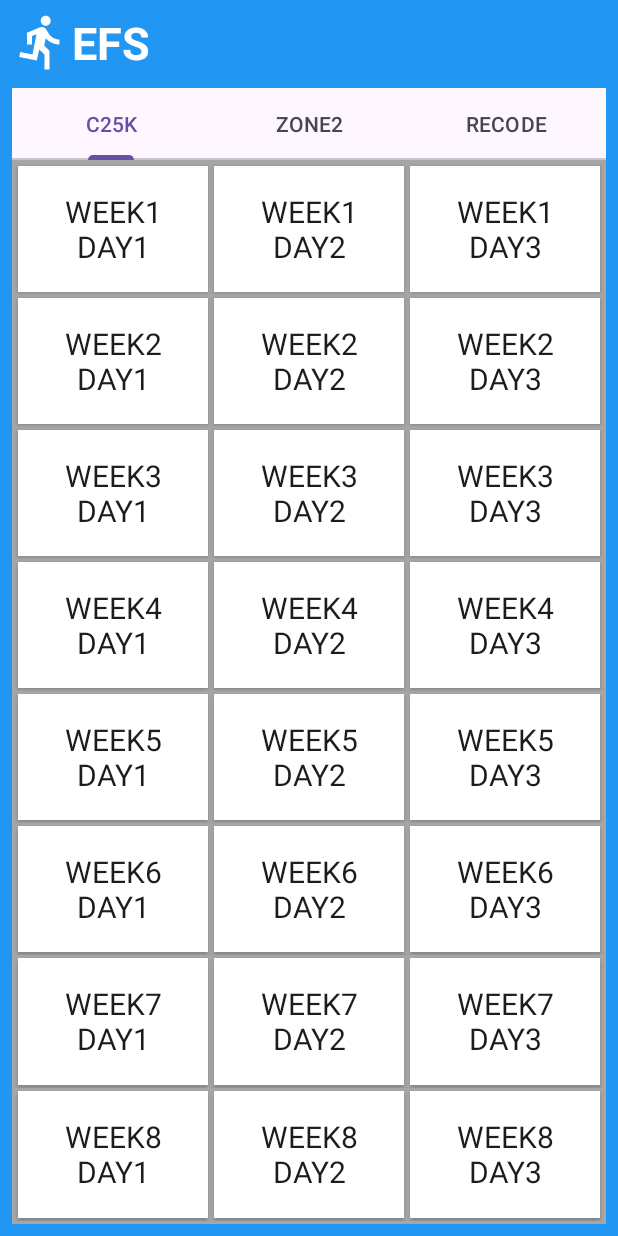
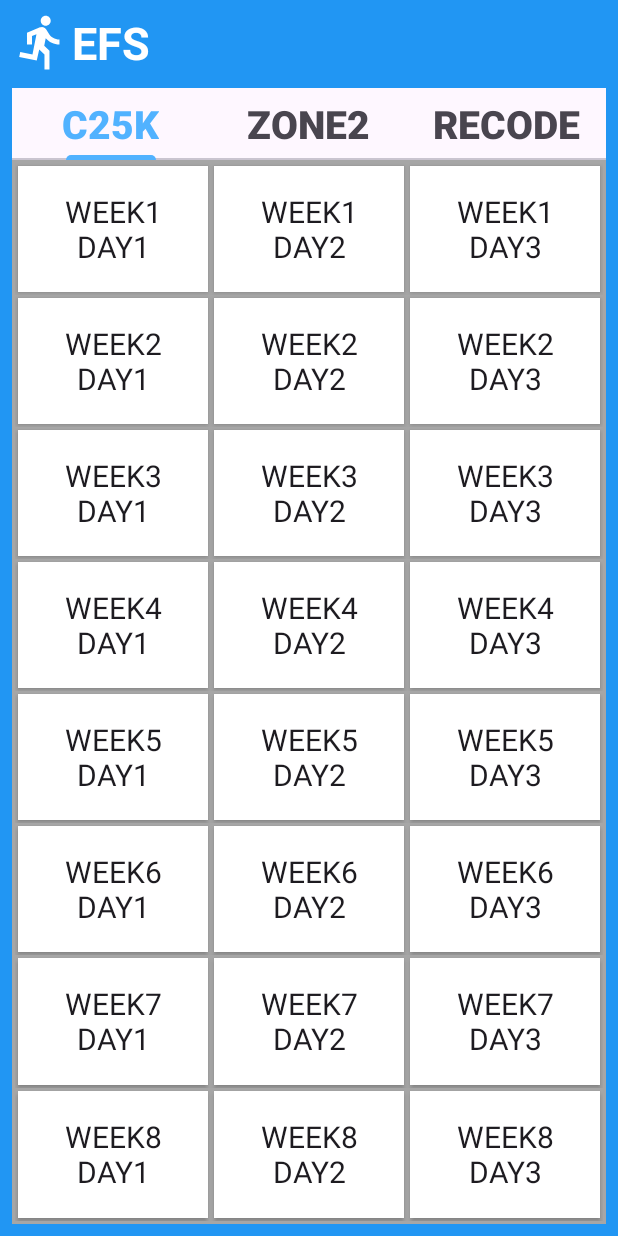
Before and after one commit to fe26min/EFS, an Android app: the screen it shows after launch (MainActivity), on a phone screen of 412 x 824 dp. Run offline under Robolectric (Android 15) with nearby library versions, the phone set to English and light mode, and no system bars.

Commit message:
feat : tab change
tabLayout text 크기 변경
tabLayout 선택 시 색깔 변경

```diff
--- a/EscapeFromSofa/app/src/main/java/com/fe26min/efs/C25KActivity.kt
+++ b/EscapeFromSofa/app/src/main/java/com/fe26min/efs/C25KActivity.kt
@@ -127,7 +127,8 @@ class C25KActivity : AppCompatActivity() {
     override fun onBackPressed() {
         if(timer == null)
             super.onBackPressed()
-        showFinishDialog("온동 기록이 종료가 됩니다")
+        else
+            showFinishDialog("온동 기록이 종료가 됩니다")
     }
     private fun initViews() {
         binding.stateTextView.text = thisDay.getJSONObject(0).get("state").toString()
--- /dev/null
+++ b/EscapeFromSofa/app/src/main/java/com/fe26min/efs/Zone2Activity.kt
@@ -0,0 +1,4 @@
+package com.fe26min.efs
+
+class Zone2Activity {
+}
--- a/EscapeFromSofa/app/src/main/res/layout/activity_main.xml
+++ b/EscapeFromSofa/app/src/main/res/layout/activity_main.xml
@@ -41,6 +41,9 @@
         android:layout_marginTop="10dp"
         android:layout_width="0dp"
         android:layout_height="wrap_content"
+        app:tabSelectedTextColor="#51B2FF"
+        app:tabIndicatorColor="#51B2FF"
+        app:tabTextAppearance="@style/tab_text"
         app:layout_constraintEnd_toEndOf="parent"
         app:layout_constraintStart_toStartOf="parent"
         app:layout_constraintTop_toBottomOf="@id/logoLinear" />
--- a/EscapeFromSofa/app/src/main/res/values/styles.xml
+++ b/EscapeFromSofa/app/src/main/res/values/styles.xml
@@ -8,4 +8,10 @@
         <item name="android:gravity">center</item>
         <item name="android:textSize">20dp</item>
     </style>
+    <style name="tab_text" parent="TextAppearance.Design.Tab">
+        <item name="android:textSize">26dp</item>
+        <item name="android:textColor">@color/black</item>
+        <item name="android:textStyle">bold</item>
+    </style>
+
 </resources>
```
